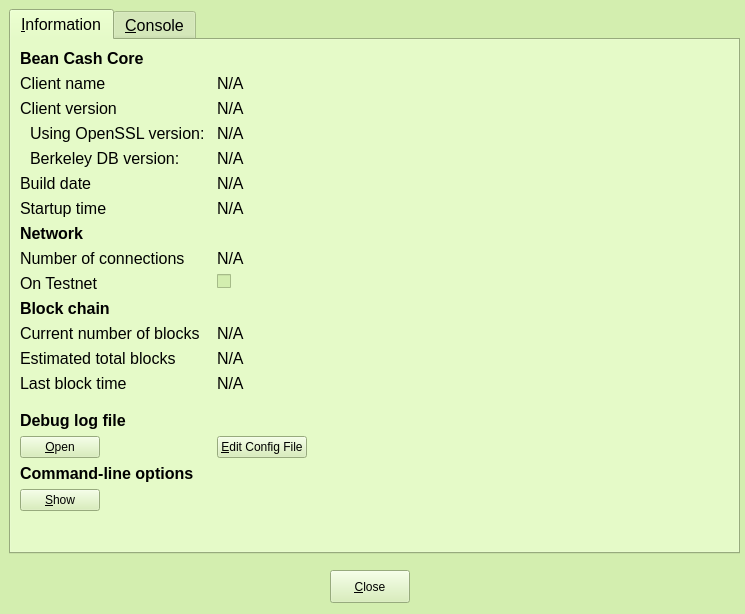
This is src/qt/forms/rpcconsole.ui in teambean/BeanCash as Qt 5 draws it before an edit. The edited form follows.
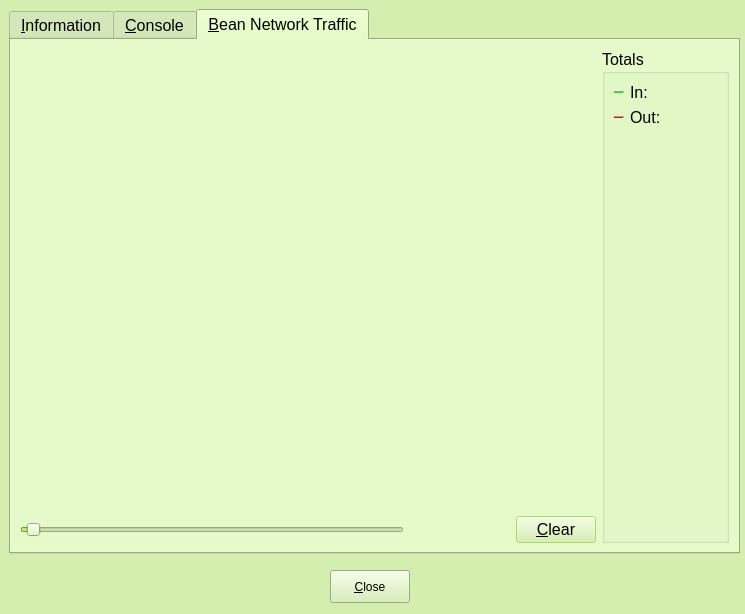
This is the edited form. The open tabs and pages were chosen to show the change. Icons and pictures are not drawn. Custom widgets are drawn as their Qt base class.

Commit message: Add Bean Network Traffic Graph & getnettotals RPC

What changed in the file:
```diff
--- a/src/qt/forms/rpcconsole.ui
+++ b/src/qt/forms/rpcconsole.ui
@@ -735,6 +735,258 @@
      </item>
     </layout>
    </widget>
+
+<widget class="QWidget" name="tab">
+      <attribute name="title">
+       <string>&amp;Bean Network Traffic</string>
+      </attribute>
+      <layout class="QHBoxLayout" name="horizontalLayout_3">
+       <item>
+        <layout class="QVBoxLayout" name="verticalLayout_4">
+         <item>
+          <widget class="TrafficGraphWidget" name="trafficGraph" native="true">
+           <property name="sizePolicy">
+            <sizepolicy hsizetype="Expanding" vsizetype="Expanding">
+             <horstretch>0</horstretch>
+             <verstretch>0</verstretch>
+            </sizepolicy>
+           </property>
+          </widget>
+         </item>
+         <item>
+          <layout class="QHBoxLayout" name="horizontalLayout_2">
+           <item>
+            <widget class="QSlider" name="sldGraphRange">
+             <property name="minimum">
+              <number>1</number>
+             </property>
+             <property name="maximum">
+              <number>288</number>
+             </property>
+             <property name="pageStep">
+              <number>12</number>
+             </property>
+             <property name="value">
+              <number>6</number>
+             </property>
+             <property name="orientation">
+              <enum>Qt::Horizontal</enum>
+             </property>
+            </widget>
+           </item>
+           <item>
+            <widget class="QLabel" name="lblGraphRange">
+             <property name="minimumSize">
+              <size>
+               <width>100</width>
+               <height>0</height>
+              </size>
+             </property>
+             <property name="alignment">
+              <set>Qt::AlignCenter</set>
+             </property>
+            </widget>
+           </item>
+           <item>
+            <widget class="QPushButton" name="btnClearTrafficGraph">
+             <property name="text">
+              <string>&amp;Clear</string>
+             </property>
+            </widget>
+           </item>
+          </layout>
+         </item>
+        </layout>
+       </item>
+       <item>
+        <layout class="QVBoxLayout" name="verticalLayout">
+         <item>
+          <widget class="QGroupBox" name="groupBox">
+           <property name="title">
+            <string>Totals</string>
+           </property>
+           <layout class="QVBoxLayout" name="verticalLayout_5">
+            <item>
+             <layout class="QHBoxLayout" name="horizontalLayout_4">
+              <item>
+               <widget class="Line" name="line">
+                <property name="sizePolicy">
+                 <sizepolicy hsizetype="Fixed" vsizetype="Fixed">
+                  <horstretch>0</horstretch>
+                  <verstretch>0</verstretch>
+                 </sizepolicy>
+                </property>
+                <property name="minimumSize">
+                 <size>
+                  <width>10</width>
+                  <height>0</height>
+                 </size>
+                </property>
+                <property name="palette">
+                 <palette>
+                  <active>
+                   <colorrole role="Light">
+                    <brush brushstyle="SolidPattern">
+                     <color alpha="255">
+                      <red>0</red>
+                      <green>255</green>
+                      <blue>0</blue>
+                     </color>
+                    </brush>
+                   </colorrole>
+                  </active>
+                  <inactive>
+                   <colorrole role="Light">
+                    <brush brushstyle="SolidPattern">
+                     <color alpha="255">
+                      <red>0</red>
+                      <green>255</green>
+                      <blue>0</blue>
+                     </color>
+                    </brush>
+                   </colorrole>
+                  </inactive>
+                  <disabled>
+                   <colorrole role="Light">
+                    <brush brushstyle="SolidPattern">
+                     <color alpha="255">
+                      <red>0</red>
+                      <green>255</green>
+                      <blue>0</blue>
+                     </color>
+                    </brush>
+                   </colorrole>
+                  </disabled>
+                 </palette>
+                </property>
+                <property name="orientation">
+                 <enum>Qt::Horizontal</enum>
+                </property>
+               </widget>
+              </item>
+              <item>
+               <widget class="QLabel" name="label_16">
+                <property name="text">
+                 <string>In:</string>
+                </property>
+               </widget>
+              </item>
+              <item>
+               <widget class="QLabel" name="lblBytesIn">
+                <property name="minimumSize">
+                 <size>
+                  <width>50</width>
+                  <height>0</height>
+                 </size>
+                </property>
+                <property name="alignment">
+                 <set>Qt::AlignRight|Qt::AlignTrailing|Qt::AlignVCenter</set>
+                </property>
+               </widget>
+              </item>
+             </layout>
+            </item>
+            <item>
+             <layout class="QHBoxLayout" name="horizontalLayout_5">
+              <item>
+               <widget class="Line" name="line_2">
+                <property name="sizePolicy">
+                 <sizepolicy hsizetype="Fixed" vsizetype="Fixed">
+                  <horstretch>0</horstretch>
+                  <verstretch>0</verstretch>
+                 </sizepolicy>
+                </property>
+                <property name="minimumSize">
+                 <size>
+                  <width>10</width>
+                  <height>0</height>
+                 </size>
+                </property>
+                <property name="palette">
+                 <palette>
+                  <active>
+                   <colorrole role="Light">
+                    <brush brushstyle="SolidPattern">
+                     <color alpha="255">
+                      <red>255</red>
+                      <green>0</green>
+                      <blue>0</blue>
+                     </color>
+                    </brush>
+                   </colorrole>
+                  </active>
+                  <inactive>
+                   <colorrole role="Light">
+                    <brush brushstyle="SolidPattern">
+                     <color alpha="255">
+                      <red>255</red>
+                      <green>0</green>
+                      <blue>0</blue>
+                     </color>
+                    </brush>
+                   </colorrole>
+                  </inactive>
+                  <disabled>
+                   <colorrole role="Light">
+                    <brush brushstyle="SolidPattern">
+                     <color alpha="255">
+                      <red>255</red>
+                      <green>0</green>
+                      <blue>0</blue>
+                     </color>
+                    </brush>
+                   </colorrole>
+                  </disabled>
+                 </palette>
+                </property>
+                <property name="orientation">
+                 <enum>Qt::Horizontal</enum>
+                </property>
+               </widget>
+              </item>
+              <item>
+               <widget class="QLabel" name="label_17">
+                <property name="text">
+                 <string>Out:</string>
+                </property>
+               </widget>
+              </item>
+              <item>
+               <widget class="QLabel" name="lblBytesOut">
+                <property name="minimumSize">
+                 <size>
+                  <width>50</width>
+                  <height>0</height>
+                 </size>
+                </property>
+                <property name="alignment">
+                 <set>Qt::AlignRight|Qt::AlignTrailing|Qt::AlignVCenter</set>
+                </property>
+               </widget>
+              </item>
+             </layout>
+            </item>
+            <item>
+             <spacer name="verticalSpacer_4">
+              <property name="orientation">
+               <enum>Qt::Vertical</enum>
+              </property>
+              <property name="sizeHint" stdset="0">
+               <size>
+                <width>20</width>
+                <height>407</height>
+               </size>
+              </property>
+             </spacer>
+            </item>
+           </layout>
+          </widget>
+         </item>
+        </layout>
+       </item>
+      </layout>
+     </widget>
+
   </widget>
   <widget class="QPushButton" name="closeButton">
    <property name="enabled">
@@ -780,6 +1032,17 @@
   <zorder>closeButton</zorder>
   <zorder>tabWidget</zorder>
  </widget>
+ <customwidgets>
+   <customwidget>
+    <class>TrafficGraphWidget</class>
+    <extends>QWidget</extends>
+    <header>trafficgraphwidget.h</header>
+    <container>1</container>
+    <slots>
+        <slot>clear()</slot>
+    </slots>
+   </customwidget>
+ </customwidgets>
  <resources>
   <include location="../beancash.qrc"/>
  </resources>
```
The commit also changes 12 other files.
